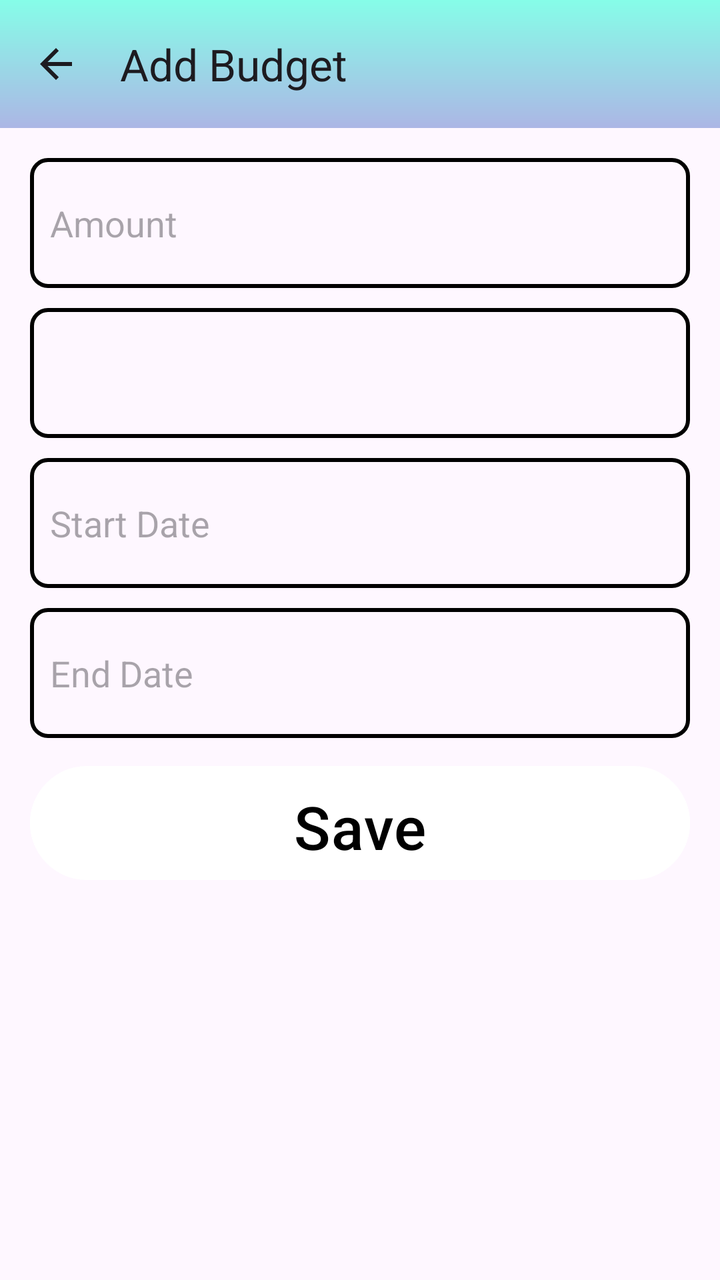
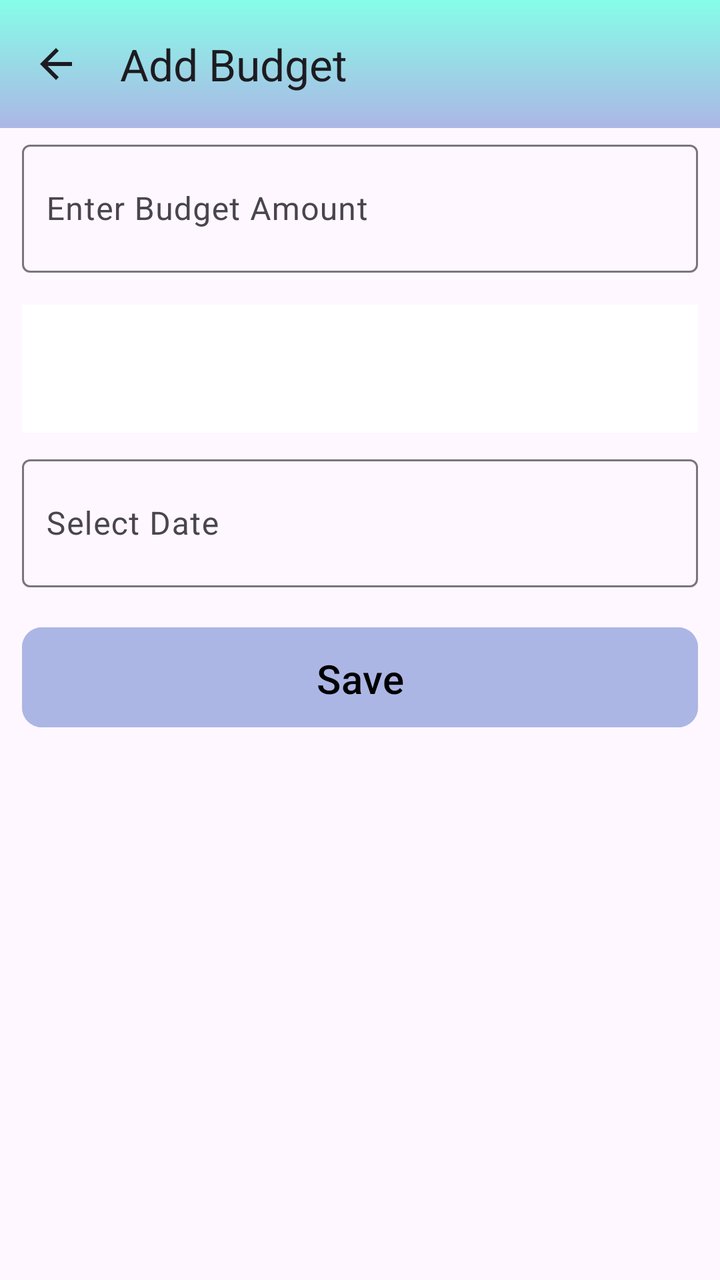

The first picture is an Android layout as it rendered before a commit; the second is the same layout after the commit. The layout source and the unified diff follow.
<!-- AndroidManifest.xml: application theme Theme.FinanceApp -->
<!-- res/layout/activity_add_budget.xml -->
<?xml version="1.0" encoding="utf-8"?>
<androidx.constraintlayout.widget.ConstraintLayout
    xmlns:android="http://schemas.android.com/apk/res/android"
    xmlns:app="http://schemas.android.com/apk/res-auto"
    xmlns:tools="http://schemas.android.com/tools"
    android:id="@+id/main"
    android:layout_width="match_parent"
    android:layout_height="match_parent"
    tools:context=".screens.AddBudgetActivity">

    <androidx.appcompat.widget.Toolbar
        android:id="@+id/toolbarBudget"
        android:layout_width="0dp"
        android:layout_height="wrap_content"
        android:background="@drawable/gradient_bg"
        android:theme="@style/ThemeOverlay.AppCompat.ActionBar"
        app:layout_constraintStart_toStartOf="parent"
        app:layout_constraintEnd_toEndOf="parent"
        app:title="Add Budget"
        app:navigationIcon="?attr/homeAsUpIndicator"
        app:layout_constraintTop_toTopOf="parent" />

    <LinearLayout
        android:layout_width="match_parent"
        android:layout_height="wrap_content"
        android:orientation="vertical"
        android:layout_margin="5dp"
        app:layout_constraintTop_toBottomOf="@+id/toolbarBudget"
        android:padding="5dp">

        <EditText
            android:id="@+id/budgetAmountEditText"
            android:layout_width="match_parent"
            android:layout_height="65dp"
            android:autofillHints="Amount"
            android:padding="10dp"
            android:layout_margin="5dp"
            android:background="@drawable/line_around_buttons"
            android:hint="@string/amount"
            android:inputType="numberDecimal" />

        <Spinner
            android:id="@+id/categorySpinnerBudget"
            android:layout_width="match_parent"
            android:layout_height="65dp"
            android:padding="10dp"
            android:spinnerMode="dropdown"
            android:layout_margin="5dp"
            android:background="@drawable/line_around_buttons" />

        <EditText
            android:id="@+id/startDateEditText"
            android:layout_width="match_parent"
            android:layout_height="65dp"
            android:padding="10dp"
            android:hint="Start Date"

            android:focusable="true"
            android:layout_margin="5dp"
            android:background="@drawable/line_around_buttons" />

        <EditText
            android:id="@+id/endDateEditText"
            android:layout_width="match_parent"
            android:layout_height="65dp"
            android:padding="10dp"
            android:hint="End Date"
            android:focusable="true"
            android:layout_margin="5dp"
            android:background="@drawable/line_around_buttons" />

        <Button
            android:id="@+id/saveBudgetButton"
            android:layout_width="match_parent"
            android:layout_height="65dp"
            android:layout_margin="5dp"
            android:padding="10dp"
            android:textSize="30sp"
            android:textColor="@color/black"
            android:backgroundTint="@color/cardview_light_background"
            android:text="@string/save" />

    </LinearLayout>

</androidx.constraintlayout.widget.ConstraintLayout>
<!-- resources referenced by this layout -->
<resources>
  <color name="black">#FF000000</color>
  <!-- drawable gradient_bg (drawable) -->
  <?xml version="1.0" encoding="utf-8"?>
  <shape xmlns:android="http://schemas.android.com/apk/res/android">
      <gradient
          android:angle="270"
          android:endColor="#acb6e5"
          android:startColor="#86fde8"
          android:type="linear" />
  </shape>
  <!-- drawable line_around_buttons (drawable) -->
  <?xml version="1.0" encoding="utf-8"?>
  <shape xmlns:android="http://schemas.android.com/apk/res/android">
      <solid android:color="@android:color/transparent" />
  
      
      <corners android:radius="8dp" />
  
      
      <stroke
          android:width="2dp"
          android:color="@color/black" />
  </shape>
  <string name="amount">Amount</string>
  <string name="save">Save</string>
  <style name="Theme.FinanceApp" parent="Base.Theme.FinanceApp" />
  <style name="Base.Theme.FinanceApp" parent="Theme.Material3.DayNight.NoActionBar">
          
          
      </style>
</resources>

<!-- the commit's change to res/layout/activity_add_budget.xml (unified diff, before → after) -->
@@ -8,6 +8,7 @@
     android:layout_height="match_parent"
     tools:context=".screens.AddBudgetActivity">
 
+    
     <androidx.appcompat.widget.Toolbar
         android:id="@+id/toolbarBudget"
         android:layout_width="0dp"
@@ -20,66 +21,118 @@
         app:navigationIcon="?attr/homeAsUpIndicator"
         app:layout_constraintTop_toTopOf="parent" />
 
-    <LinearLayout
-        android:layout_width="match_parent"
-        android:layout_height="wrap_content"
-        android:orientation="vertical"
-        android:layout_margin="5dp"
-        app:layout_constraintTop_toBottomOf="@+id/toolbarBudget"
-        android:padding="5dp">
+    <ScrollView
+        android:layout_width="0dp"
+        android:layout_height="0dp"
+        app:layout_constraintTop_toBottomOf="@id/toolbarBudget"
+        app:layout_constraintBottom_toBottomOf="parent"
+        app:layout_constraintStart_toStartOf="parent"
+        app:layout_constraintEnd_toEndOf="parent">
 
-        <EditText
-            android:id="@+id/budgetAmountEditText"
+        
+        <LinearLayout
             android:layout_width="match_parent"
-            android:layout_height="65dp"
-            android:autofillHints="Amount"
-            android:padding="10dp"
-            android:layout_margin="5dp"
-            android:background="@drawable/line_around_buttons"
-            android:hint="@string/amount"
-            android:inputType="numberDecimal" />
+            android:layout_height="wrap_content"
+            android:orientation="vertical"
+            android:padding="@dimen/dp2"
+            android:layout_margin="@dimen/dp1">
 
-        <Spinner
-            android:id="@+id/categorySpinnerBudget"
-            android:layout_width="match_parent"
-            android:layout_height="65dp"
-            android:padding="10dp"
-            android:spinnerMode="dropdown"
-            android:layout_margin="5dp"
-            android:background="@drawable/line_around_buttons" />
+            
+            <com.google.android.material.textfield.TextInputLayout
+                android:layout_width="match_parent"
+                android:layout_height="wrap_content">
+                <com.google.android.material.textfield.TextInputEditText
+                    android:id="@+id/budgetAmountEditText"
+                    android:layout_width="match_parent"
+                    android:layout_height="@dimen/dp64"
+                    android:hint="@string/enter_budget_amount"
+                    android:inputType="numberDecimal"
+                    android:padding="@dimen/dp12"
+                    android:layout_margin="@dimen/dp8" />
+            </com.google.android.material.textfield.TextInputLayout>
 
-        <EditText
-            android:id="@+id/startDateEditText"
-            android:layout_width="match_parent"
-            android:layout_height="65dp"
-            android:padding="10dp"
-            android:hint="Start Date"
+            
+            <Spinner
+                android:id="@+id/categorySpinnerBudget"
+                android:layout_width="match_parent"
+                android:layout_height="@dimen/dp64"
+                android:layout_margin="@dimen/dp8"
+                android:padding="@dimen/dp12"
+                android:spinnerMode="dropdown"
+                android:background="@color/cardview_light_background" />
 
-            android:focusable="true"
-            android:layout_margin="5dp"
-            android:background="@drawable/line_around_buttons" />
+            
+            <TextView
+                android:id="@+id/spentTextView"
+                android:layout_width="match_parent"
+                android:layout_height="@dimen/dp64"
+                android:layout_margin="@dimen/dp8"
+                android:padding="@dimen/dp12"
+                android:text="@string/spent"
+                android:visibility="gone"
+                android:background="@drawable/line_around_buttons" />
 
-        <EditText
-            android:id="@+id/endDateEditText"
-            android:layout_width="match_parent"
-            android:layout_height="65dp"
-            android:padding="10dp"
-            android:hint="End Date"
-            android:focusable="true"
-            android:layout_margin="5dp"
-            android:background="@drawable/line_around_buttons" />
+            
+            <EditText
+                android:id="@+id/remainingEtv"
+                android:layout_width="match_parent"
+                android:layout_height="@dimen/dp64"
+                android:layout_margin="@dimen/dp8"
+                android:padding="@dimen/dp12"
+                android:hint="Remaining Amount"
+                android:visibility="gone"
+                android:background="@drawable/line_around_buttons" />
 
-        <Button
-            android:id="@+id/saveBudgetButton"
-            android:layout_width="match_parent"
-            android:layout_height="65dp"
-            android:layout_margin="5dp"
-            android:padding="10dp"
-            android:textSize="30sp"
-            android:textColor="@color/black"
-            android:backgroundTint="@color/cardview_light_background"
-            android:text="@string/save" />
+            
+            <com.google.android.material.textfield.TextInputLayout
+                android:layout_width="match_parent"
+                android:layout_height="wrap_content">
+                <com.google.android.material.textfield.TextInputEditText
+                    android:id="@+id/startDateEditText"
+                    android:layout_width="match_parent"
+                    android:layout_height="@dimen/dp64"
+                    android:hint="Select Date"
+                    android:inputType="none"
+                    android:focusable="false"
+                    android:clickable="true"
+                    android:padding="@dimen/dp12"
+                    android:layout_margin="@dimen/dp8" />
+            </com.google.android.material.textfield.TextInputLayout>
 
-    </LinearLayout>
+            
+            <com.google.android.material.button.MaterialButton
+                android:id="@+id/saveBudgetButton"
+                android:layout_width="match_parent"
+                android:layout_height="@dimen/dp58"
+                android:text="@string/save"
+                android:layout_margin="@dimen/dp8"
+                android:textColor="@color/black"
+                app:cornerRadius="@dimen/dp10"
+                android:backgroundTint="@color/primaryColor"
+                android:padding="@dimen/dp12"
+                android:textSize="@dimen/sp20" />
 
+
+            
+            <com.google.android.material.button.MaterialButton
+                android:id="@+id/deleteBudgetButton"
+                android:layout_width="match_parent"
+                android:layout_height="@dimen/dp58"
+                android:text="Delete"
+                android:layout_margin="@dimen/dp8"
+                android:textColor="@color/white"
+                app:cornerRadius="@dimen/dp10"
+                android:backgroundTint="@color/primaryColor"
+                android:padding="@dimen/dp12"
+                android:visibility="gone" /> 
+
+            
+            <ProgressBar
+                android:id="@+id/progressBar"
+                android:layout_width="wrap_content"
+                android:layout_height="wrap_content"
+                android:visibility="gone"
+                android:layout_gravity="center" />
+        </LinearLayout>
+    </ScrollView>
 </androidx.constraintlayout.widget.ConstraintLayout>
<!-- resource entries referenced after the edit -->
@@ -1,6 +1,16 @@
 <!-- resources referenced by this layout -->
 <resources>
   <color name="black">#FF000000</color>
+  <color name="primaryColor">#acb6e5</color>
+  <color name="white">#FFFFFFFF</color>
+  <dimen name="dp1">1dp</dimen>
+  <dimen name="dp10">10dp</dimen>
+  <dimen name="dp12">12dp</dimen>
+  <dimen name="dp2">2dp</dimen>
+  <dimen name="dp58">58dp</dimen>
+  <dimen name="dp64">64dp</dimen>
+  <dimen name="dp8">8dp</dimen>
+  <dimen name="sp20">20sp</dimen>
   <!-- drawable gradient_bg (drawable) -->
   <?xml version="1.0" encoding="utf-8"?>
   <shape xmlns:android="http://schemas.android.com/apk/res/android">
@@ -23,8 +33,9 @@
           android:width="2dp"
           android:color="@color/black" />
   </shape>
-  <string name="amount">Amount</string>
+  <string name="enter_budget_amount">Enter Budget Amount</string>
   <string name="save">Save</string>
+  <string name="spent">Spent</string>
   <style name="Theme.FinanceApp" parent="Base.Theme.FinanceApp" />
   <style name="Base.Theme.FinanceApp" parent="Theme.Material3.DayNight.NoActionBar">
           
